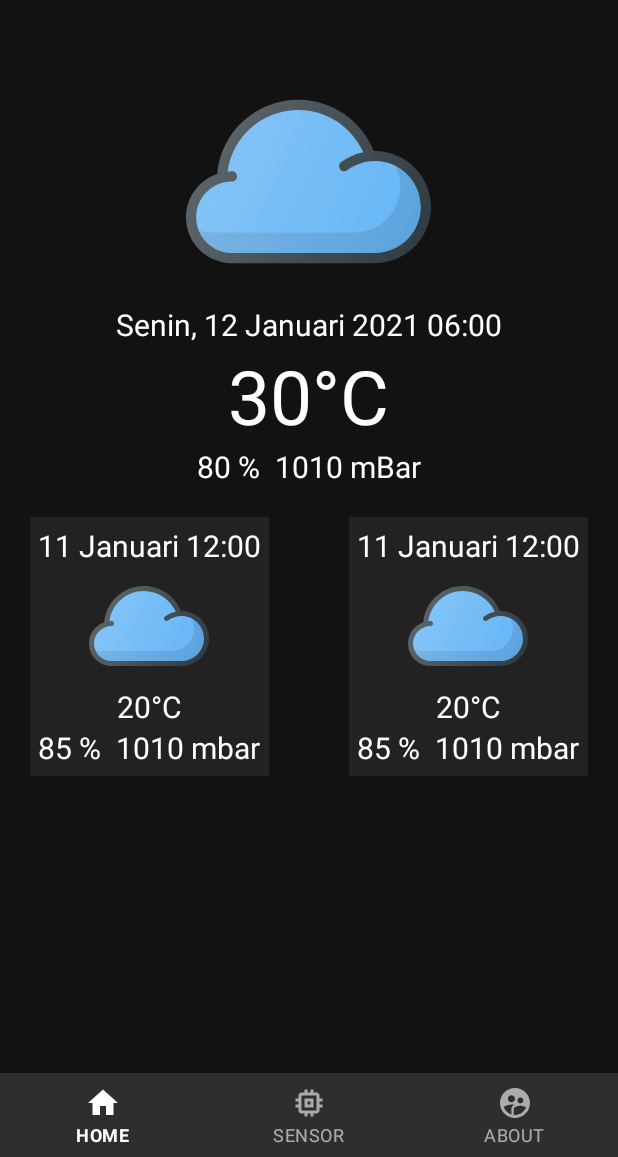
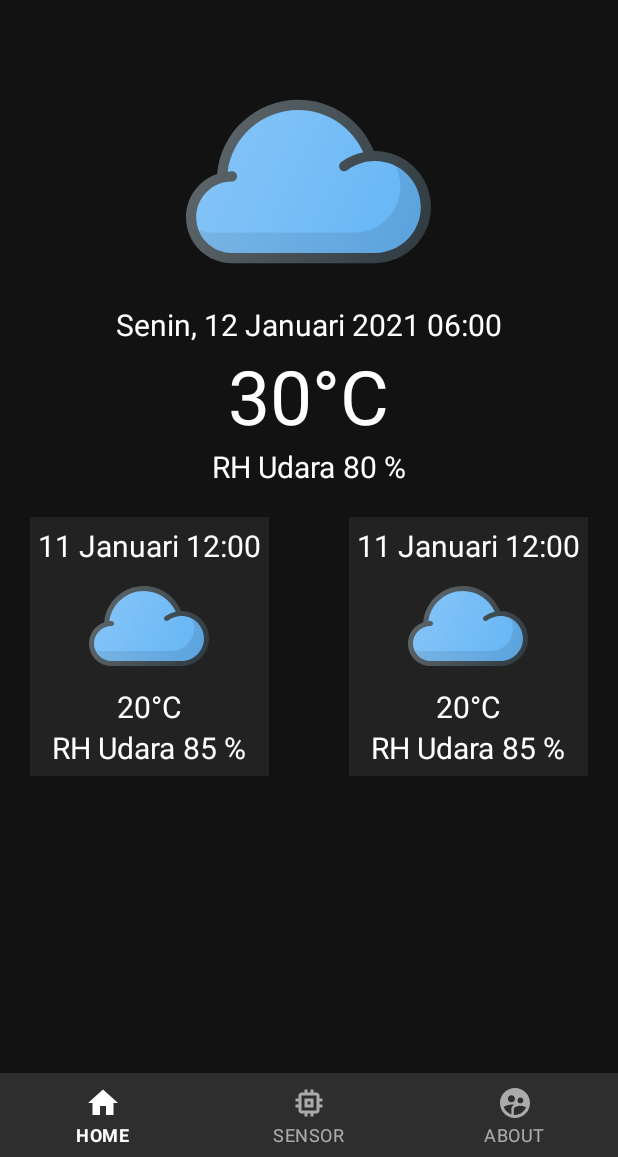
Before and after one commit to simasona123/GawaiPintarCuaca, an Android app: the screen it shows after launch (MainActivity), on a phone screen of 412 x 824 dp, the part 79-1236 px from its top. Run offline under Robolectric (Android 15) with nearby library versions, the phone set to English and light mode, and no system bars; 5 statements that could not run were skipped.

Commit message:
GPC 0.53

```diff
--- a/app/src/main/java/com/example/gpc1/LocationTask.java
+++ b/app/src/main/java/com/example/gpc1/LocationTask.java
@@ -85,9 +85,9 @@ public class LocationTask extends AsyncTask <Void, Void, String> {
                     lokasiMain.getLongitude(),
                     1);
         }
-        catch (IOException ioException){
+        catch (IOException | NullPointerException e){
             resultMesage = "Service Not Available";
-            Log.e(TAG, resultMesage, ioException);
+            Log.e(TAG, resultMesage, e);
             System.out.println(TAG + resultMesage);
         }
         catch (IllegalArgumentException illegalArgumentException){
--- a/app/src/main/java/com/example/gpc1/MainActivity.java
+++ b/app/src/main/java/com/example/gpc1/MainActivity.java
@@ -71,6 +71,7 @@ public class MainActivity extends Activity implements BottomNavigationView.OnNav
         if (savedInstanceState != null){
             lokasiMainTextView.setText(savedInstanceState.getString("Lokasi Terakhir"));
         }
+
     }
 
     @Override
--- a/app/src/main/res/layout/activity_main.xml
+++ b/app/src/main/res/layout/activity_main.xml
@@ -130,7 +130,11 @@
                     <LinearLayout
                         android:layout_width="wrap_content"
                         android:layout_height="wrap_content">
-
+                        <TextView
+                            android:layout_width="wrap_content"
+                            android:layout_height="wrap_content"
+                            android:text="RH Udara "
+                            style="@style/parameterCuaca"/>
                         <TextView
                             android:id="@+id/kelembaban"
                             style="@style/parameterCuaca"
@@ -144,27 +148,6 @@
                             android:layout_width="wrap_content"
                             android:layout_height="wrap_content"
                             android:text=" %" />
-                    </LinearLayout>
-
-                    <LinearLayout
-                        android:layout_width="wrap_content"
-                        android:layout_height="wrap_content"
-                        android:layout_marginLeft="10dp">
-
-                        <TextView
-                            android:id="@+id/tekanan"
-                            style="@style/parameterCuaca"
-                            android:layout_width="wrap_content"
-                            android:layout_height="wrap_content"
-                            android:text="1010" />
-
-                        <TextView
-                            style="@style/parameterCuaca"
-                            android:layout_width="wrap_content"
-                            android:layout_height="wrap_content"
-                            android:layout_gravity="center_vertical"
-                            android:text=" mBar"
-                            android:textSize="20sp" />
                     </LinearLayout>
                 </LinearLayout>
 
@@ -235,6 +218,12 @@
                             android:orientation="horizontal">
 
                             <TextView
+                                android:layout_width="wrap_content"
+                                android:layout_height="wrap_content"
+                                android:text="RH Udara "
+                                style="@style/parameterCuaca"/>
+
+                            <TextView
                                 android:id="@+id/kelembaban1"
                                 style="@style/parameterCuaca"
                                 android:layout_width="wrap_content"
@@ -246,20 +235,6 @@
                                 android:layout_width="wrap_content"
                                 android:layout_height="wrap_content"
                                 android:text=" %" />
-
-                            <TextView
-                                android:id="@+id/tekanan1"
-                                style="@style/parameterCuaca"
-                                android:layout_width="wrap_content"
-                                android:layout_height="wrap_content"
-                                android:paddingLeft="10dp"
-                                android:text="1010" />
-
-                            <TextView
-                                style="@style/parameterCuaca"
-                                android:layout_width="wrap_content"
-                                android:layout_height="wrap_content"
-                                android:text=" mbar" />
 
                         </LinearLayout>
                     </LinearLayout>
@@ -316,6 +291,11 @@
                             android:layout_height="wrap_content"
                             android:gravity="center"
                             android:orientation="horizontal">
+                            <TextView
+                                android:layout_width="wrap_content"
+                                android:layout_height="wrap_content"
+                                android:text="RH Udara "
+                                style="@style/parameterCuaca"/>
 
                             <TextView
                                 android:id="@+id/kelembaban2"
@@ -329,20 +309,6 @@
                                 android:layout_width="wrap_content"
                                 android:layout_height="wrap_content"
                                 android:text=" %" />
-
-                            <TextView
-                                android:id="@+id/tekanan2"
-                                style="@style/parameterCuaca"
-                                android:layout_width="wrap_content"
-                                android:layout_height="wrap_content"
-                                android:paddingLeft="10dp"
-                                android:text="1010" />
-
-                            <TextView
-                                style="@style/parameterCuaca"
-                                android:layout_width="wrap_content"
-                                android:layout_height="wrap_content"
-                                android:text=" mbar" />
 
                         </LinearLayout>
                     </LinearLayout>
```
Also changed, not shown: app/src/main/java/com/example/gpc1/XMLParsingTask.java (+161 -20 lines).
